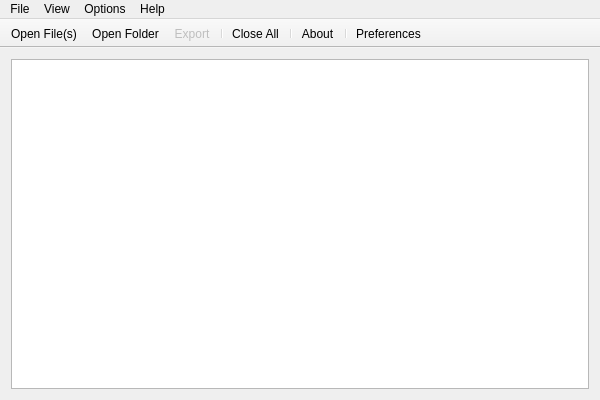
MediaArea/MediaInfo, file Source/GUI/Qt/mainwindow.ui: the form before one commit.
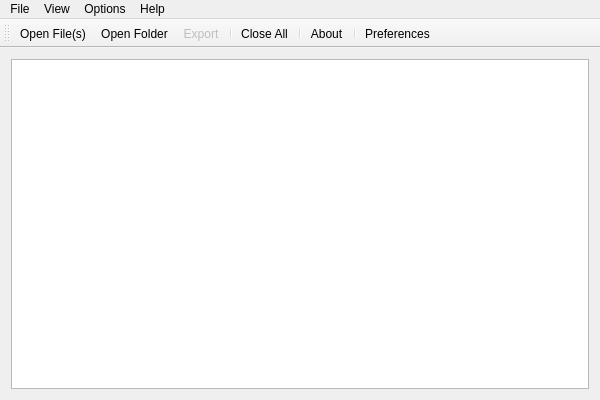
The form after the commit. Icons and pictures are not drawn.

Commit message:
Qt GUI: Make toolbar moveable but prevent it from being detached
Correction of 43289a54085aa55d5a881d94f1278a942138501e

Patch:
```diff
--- a/Source/GUI/Qt/mainwindow.ui
+++ b/Source/GUI/Qt/mainwindow.ui
@@ -100,12 +100,6 @@
    <property name="windowTitle">
     <string>toolBar</string>
    </property>
-   <property name="movable">
-    <bool>false</bool>
-   </property>
-   <property name="orientation">
-    <enum>Qt::Horizontal</enum>
-   </property>
    <property name="iconSize">
     <size>
      <width>32</width>
```
Left out of the diff: 3 changed lines with no effect on the pictures.
